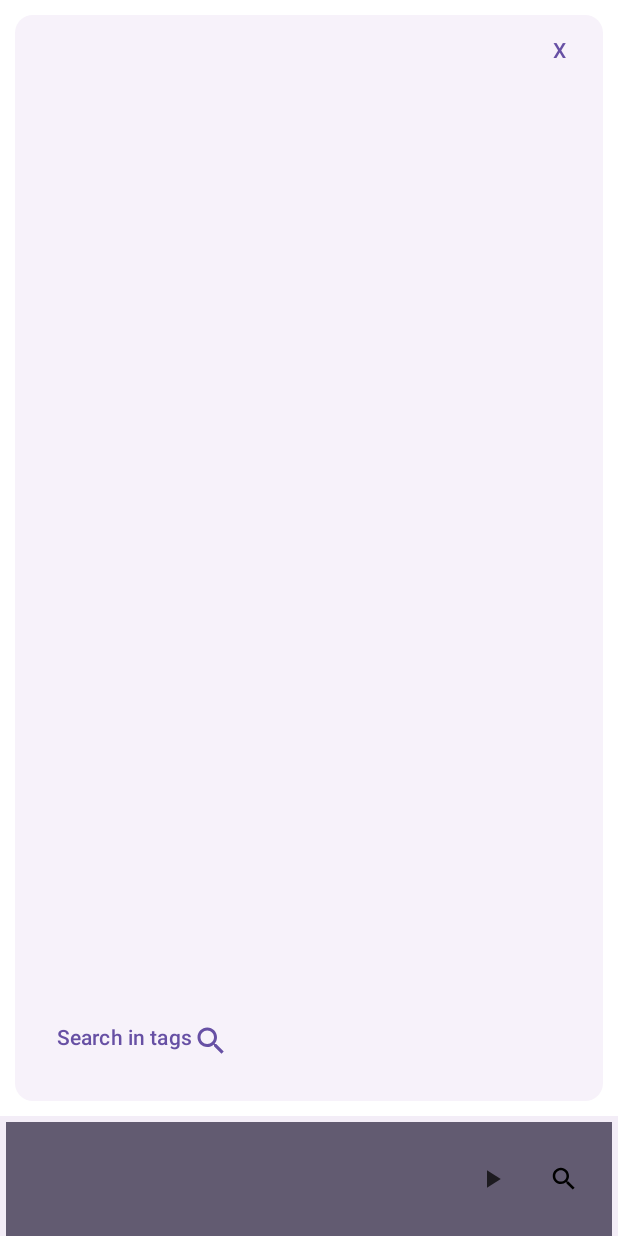
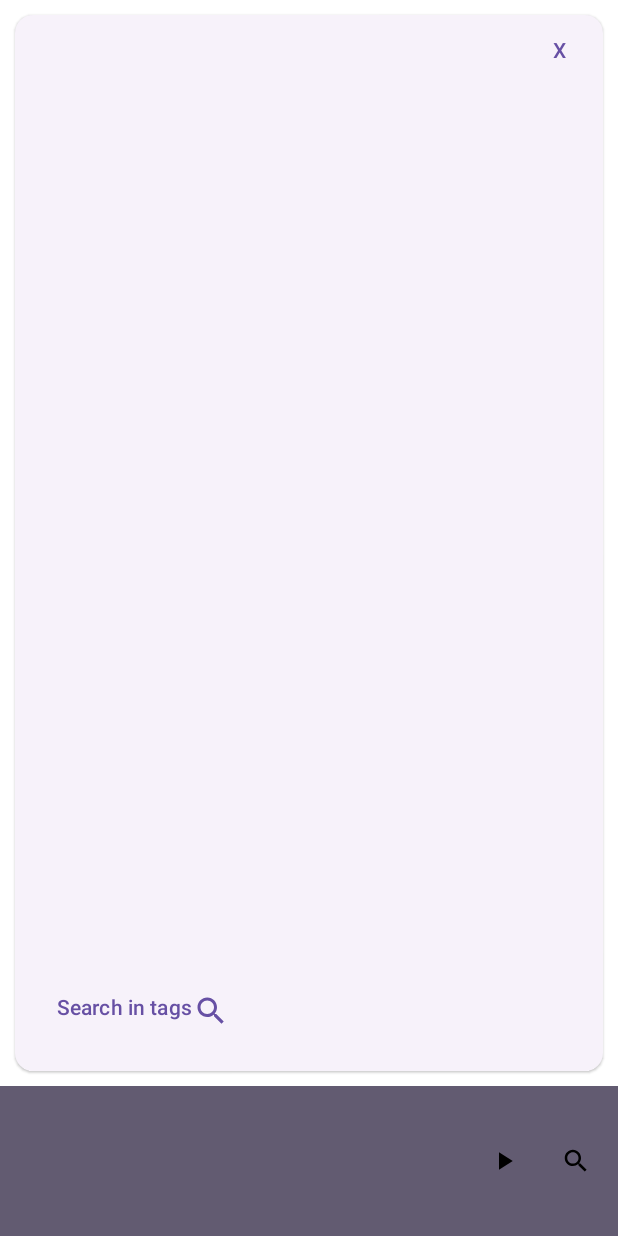
Before and after one commit to milansandor/MyMusicApplication, an Android app built with Jetpack Compose: the screen it shows after launch (MainActivity), after a tap on "search icon", on a phone screen of 412 x 824 dp. Run offline under Robolectric (Android 15) with nearby library versions, the phone set to English and light mode, and no system bars.

Commit message:
smaller-music-controller: bottom bar resized

```diff
--- a/app/src/main/java/com/example/mymusicapplication/MainActivity.kt
+++ b/app/src/main/java/com/example/mymusicapplication/MainActivity.kt
@@ -10,13 +10,19 @@ import androidx.activity.enableEdgeToEdge
 import androidx.activity.result.contract.ActivityResultContracts
 import androidx.compose.foundation.background
 import androidx.compose.foundation.layout.Arrangement
+import androidx.compose.foundation.layout.Box
 import androidx.compose.foundation.layout.Column
+import androidx.compose.foundation.layout.PaddingValues
 import androidx.compose.foundation.layout.Row
+import androidx.compose.foundation.layout.Spacer
 import androidx.compose.foundation.layout.fillMaxSize
+import androidx.compose.foundation.layout.fillMaxWidth
+import androidx.compose.foundation.layout.height
 import androidx.compose.foundation.layout.padding
 import androidx.compose.material3.BottomAppBar
 import androidx.compose.material3.Button
 import androidx.compose.material3.ExperimentalMaterial3Api
+import androidx.compose.material3.MaterialTheme
 import androidx.compose.material3.Scaffold
 import androidx.compose.material3.Text
 import androidx.compose.runtime.Composable
@@ -30,6 +36,7 @@ import androidx.compose.ui.Alignment
 import androidx.compose.ui.Modifier
 import androidx.compose.ui.graphics.Color
 import androidx.compose.ui.tooling.preview.Preview
+import androidx.compose.ui.unit.dp
 import androidx.lifecycle.viewmodel.compose.viewModel
 import com.example.mymusicapplication.controllers.albumcontroller.AlbumListContainer
 import com.example.mymusicapplication.controllers.songplayercontroller.AlbumSongList
@@ -118,7 +125,13 @@ fun MainApplication(albums: List<Album>) {
 
     Scaffold(
         bottomBar = {
-            BottomAppBar {
+            BottomAppBar(
+                modifier = Modifier
+                    .height(100.dp),
+                containerColor = MaterialTheme.colorScheme.secondary,
+                contentColor = Color.Black,
+                contentPadding = PaddingValues(0.dp),
+            ) {
                 SongManagerComposable(
                     selectedSong,
                     selectedAlbum,
--- a/app/src/main/java/com/example/mymusicapplication/controllers/songplayercontroller/CurrentSongBarController.kt
+++ b/app/src/main/java/com/example/mymusicapplication/controllers/songplayercontroller/CurrentSongBarController.kt
@@ -98,9 +98,8 @@ fun SongManagerComposable(
     Row (
         modifier = Modifier
             .fillMaxWidth()
-            .height(80.dp)
-            .background(MaterialTheme.colorScheme.secondary)
-            .padding(8.dp, 8.dp, 8.dp, 8.dp),
+            .fillMaxHeight()
+            .padding(horizontal = 4.dp),
         verticalAlignment = Alignment.CenterVertically,
         horizontalArrangement = Arrangement.SpaceBetween
     ) {
```
